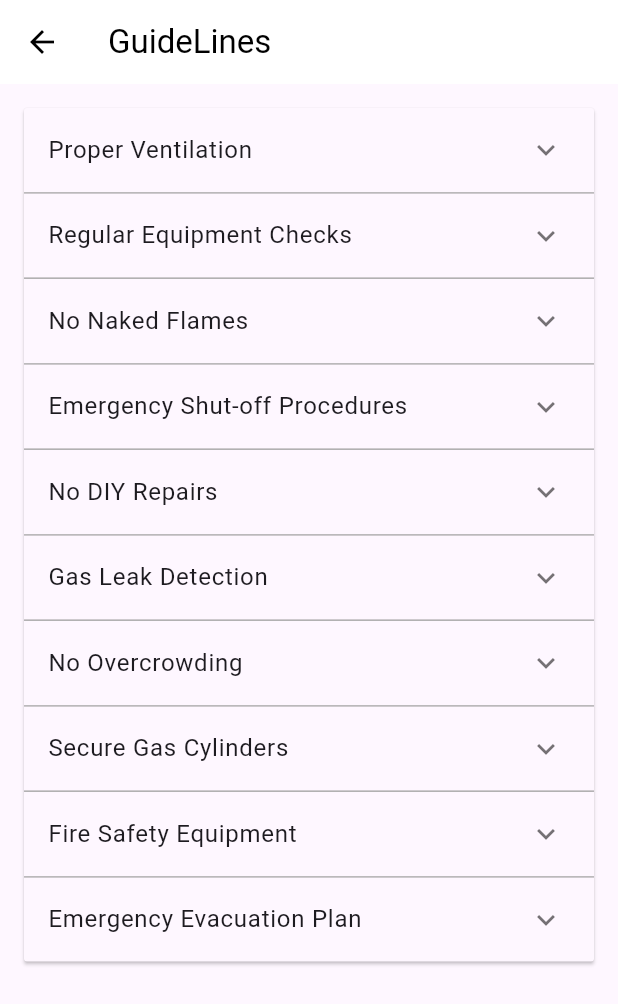
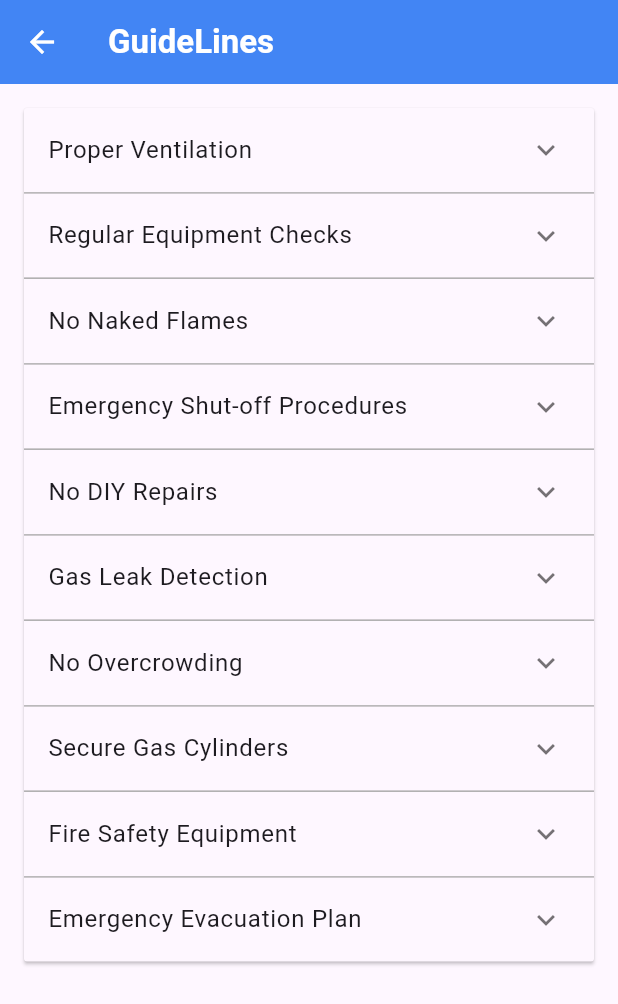
Before and after one commit to manojmarquez33/lpg_leakage_monitor, a Flutter app: the MyHomePage screen opened directly, after a tap on "Guidelines", on a phone screen of 412 x 824 dp. Shown: the top 1004 px of the screen. Run offline on Flutter 3.47's test engine with Material 3 defaults, Android fonts, the light colour scheme and no system bars; our stand-ins replace carousel_slider, flutter_local_notifications, fluttertoast, shared_preferences, shimmer, vibration and 1 more; missing offline and left inert: workmanager; accounts and stored records are empty; network calls fail.

Commit message:
Pre-release 1.5

```diff
--- a/lib/components/NavigationDrawer.dart
+++ b/lib/components/NavigationDrawer.dart
@@ -1,8 +1,8 @@
 import 'package:flutter/material.dart';
 import 'package:fluttertoast/fluttertoast.dart';
 import 'package:http/http.dart' as http;
-import 'package:lpg_gas_leakage/login.dart';
-import 'package:lpg_gas_leakage/profile.dart';
+import 'package:lpg_gas_leakage/NavBarMenus/profile.dart';
+import 'package:lpg_gas_leakage/pages/login.dart';
 import 'package:shared_preferences/shared_preferences.dart';
 import 'package:url_launcher/url_launcher.dart';
 
--- a/lib/main.dart
+++ b/lib/main.dart
@@ -1,10 +1,24 @@
 import 'package:carousel_slider/carousel_slider.dart';
 import 'package:flutter/material.dart';
-import 'package:lpg_gas_leakage/AccidentReport.dart';
-import 'package:lpg_gas_leakage/GasLevel.dart';
-import 'package:lpg_gas_leakage/Guidelines.dart';
-import 'package:lpg_gas_leakage/VideoHelp.dart';
 import 'package:lpg_gas_leakage/components/NavigationDrawer.dart';
+import 'package:lpg_gas_leakage/pages/AccidentReport.dart';
+import 'package:lpg_gas_leakage/pages/GasLevel.dart';
+import 'package:lpg_gas_leakage/pages/Guidelines.dart';
+import 'package:lpg_gas_leakage/pages/VideoHelp.dart';
+import 'package:lpg_gas_leakage/pages/login.dart';
+import 'package:shared_preferences/shared_preferences.dart';
+
+
+void main() async {
+  WidgetsFlutterBinding.ensureInitialized();
+  SharedPreferences prefs = await SharedPreferences.getInstance();
+  String? username = prefs.getString('username');
+
+  runApp(MaterialApp(
+    debugShowCheckedModeBanner: false,
+    home: username != null ? HomePage() : LoginScreen(),
+  ));
+}
 
 class HomePage extends StatelessWidget {
   const HomePage({Key? key}) : super(key: key);
@@ -45,10 +59,11 @@ class _MyHomePageState extends State<MyHomePage> {
       key: _scaffoldKey,
       appBar: AppBar(
         title: Text(
-          "LPG Leakage Detector",
-          style: TextStyle(color: Colors.black),
+          'LPG Leakage Monitor',
+          style: TextStyle(color: Colors.black,fontWeight: FontWeight.bold),
         ),
-        backgroundColor: Colors.white,
+        // backgroundColor:Color(0xFF4285F4),
+        backgroundColor:Colors.white,
         iconTheme: IconThemeData(color: Colors.black),
       ),
       drawer: SideNavigationDrawer(),
@@ -102,7 +117,7 @@ class _MyHomePageState extends State<MyHomePage> {
                   Navigator.push(
                     context,
                     MaterialPageRoute(
-                        builder: (context) => ThingSpeakDataPage()),
+                        builder: (context) => GasLevel()),
                   );
                 }),
                 _buildCard('assets/compliant.png', 'Guidelines', () {
@@ -128,21 +143,26 @@ class _MyHomePageState extends State<MyHomePage> {
           ],
         ),
       ),
-      bottomNavigationBar: BottomNavigationBar(
-        currentIndex: _selectedIndex,
-        onTap: _onItemTapped,
-        items: const <BottomNavigationBarItem>[
-          BottomNavigationBarItem(
-            icon: Icon(Icons.home),
-            backgroundColor: Color(0xFF070A52),
-            label: 'Home',
-          ),
-          BottomNavigationBarItem(
-            icon: Icon(Icons.person),
-            backgroundColor: Color(0xFF070A52),
-            label: 'About',
-          ),
-        ],
+      bottomNavigationBar: NavigationBarTheme(
+        data: NavigationBarThemeData(
+            indicatorColor: Color(0xFF94e5ff),
+            labelTextStyle: MaterialStateProperty.all(
+                TextStyle(fontSize: 14, fontWeight: FontWeight.w500))),
+        child: NavigationBar(
+          height: 75,
+          backgroundColor: Color(0xFFf1f5fb),
+          selectedIndex: _selectedIndex,
+          onDestinationSelected: (index) =>
+              setState(() => this._selectedIndex = index),
+          destinations: [
+            NavigationDestination(
+                icon: Icon(Icons.home), label: 'Home'),
+            NavigationDestination(
+                icon: Icon(Icons.call), label: 'Emergency'),
+            NavigationDestination(
+                icon: Icon(Icons.person), label: 'About'),
+          ],
+        ),
       ),
     );
   }
--- a/lib/Guidelines.dart
+++ b/lib/pages/Guidelines.dart
@@ -9,76 +9,76 @@ class GuideLines extends StatelessWidget {
         appBar: AppBar(
           title: Text(
             'GuideLines',
-            style: TextStyle(color: Colors.black),
+            style: TextStyle(color: Colors.white,fontWeight: FontWeight.bold),
           ),
-          backgroundColor: Colors.white,
+          backgroundColor:Color(0xFF4285F4),
           iconTheme: IconThemeData(color: Colors.black),
           leading: IconButton(
-            icon: Icon(Icons.arrow_back),
+            icon: Icon(Icons.arrow_back,color: Colors.white,),
             onPressed: () {
               Navigator.pop(context); // Go back to the previous page
             },
           ),
         ),
-        drawer: Drawer(
-          child: ListView(
-            padding: EdgeInsets.zero,
-            children: [
-              DrawerHeader(
-                decoration: BoxDecoration(color: Colors.white),
-                child: Column(
-                  crossAxisAlignment: CrossAxisAlignment.start,
-                  children: [
-                    Image.asset(
-                      'assets/lpg.png',
-                      height: 64,
-                      width: 64,
-                    ),
-                    SizedBox(height: 8),
-                    Text(
-                      'LPG leakage detector',
-                      style: TextStyle(
-                        color: Colors.black,
-                        fontSize: 24,
-                      ),
-                    ),
-                    Text(
-                      'CodeMub',
-                      style: TextStyle(
-                        color: Colors.black,
-                        fontSize: 15,
-                      ),
-                    ),
-                  ],
-                ),
-              ),
-              ListTile(
-                leading: Icon(Icons.share),
-                title: Text('Share app'),
-                onTap: () {
-                  // TODO: Implement share app functionality
-                  Navigator.pop(context);
-                },
-              ),
-              ListTile(
-                leading: Icon(Icons.star),
-                title: Text('Rate App'),
-                onTap: () {
-                  // TODO: Implement rate app functionality
-                  Navigator.pop(context);
-                },
-              ),
-              ListTile(
-                leading: Icon(Icons.bug_report),
-                title: Text('Report Bug'),
-                onTap: () {
-                  // TODO: Implement report bug functionality
-                  Navigator.pop(context);
-                },
-              ),
-            ],
-          ),
-        ),
+        // drawer: Drawer(
+        //   child: ListView(
+        //     padding: EdgeInsets.zero,
+        //     children: [
+        //       DrawerHeader(
+        //         decoration: BoxDecoration(color: Colors.white),
+        //         child: Column(
+        //           crossAxisAlignment: CrossAxisAlignment.start,
+        //           children: [
+        //             Image.asset(
+        //               'assets/lpg.png',
+        //               height: 64,
+        //               width: 64,
+        //             ),
+        //             SizedBox(height: 8),
+        //             Text(
+        //               'LPG leakage detector',
+        //               style: TextStyle(
+        //                 color: Colors.black,
+        //                 fontSize: 24,
+        //               ),
+        //             ),
+        //             Text(
+        //               'CodeMub',
+        //               style: TextStyle(
+        //                 color: Colors.black,
+        //                 fontSize: 15,
+        //               ),
+        //             ),
+        //           ],
+        //         ),
+        //       ),
+        //       ListTile(
+        //         leading: Icon(Icons.share),
+        //         title: Text('Share app'),
+        //         onTap: () {
+        //           // TODO: Implement share app functionality
+        //           Navigator.pop(context);
+        //         },
+        //       ),
+        //       ListTile(
+        //         leading: Icon(Icons.star),
+        //         title: Text('Rate App'),
+        //         onTap: () {
+        //           // TODO: Implement rate app functionality
+        //           Navigator.pop(context);
+        //         },
+        //       ),
+        //       ListTile(
+        //         leading: Icon(Icons.bug_report),
+        //         title: Text('Report Bug'),
+        //         onTap: () {
+        //           // TODO: Implement report bug functionality
+        //           Navigator.pop(context);
+        //         },
+        //       ),
+        //     ],
+        //   ),
+        // ),
         body: SafetyGuidelinesPage(),
       ),
     );
--- a/pubspec.yaml
+++ b/pubspec.yaml
@@ -45,6 +45,9 @@ dependencies:
   shimmer: ^3.0.0
   url_launcher: ^6.2.4
   cached_network_image: ^3.3.1
+  flutter_local_notifications: ^16.3.2
+  workmanager: ^0.5.2
+  vibration: ^1.8.4
  # carousel_pro: ^1.0.0
 
 dev_dependencies:
```
Also changed, not shown: lib/GasLevel.dart (deleted, +0 -133 lines), lib/NavBarMenus/profile.dart (renamed from lib/profile.dart, +9 -3 lines), lib/pages/AccidentReport.dart (renamed from lib/AccidentReport.dart, +35 -6 lines), lib/pages/GasLevel.dart (added, +296 -0 lines), lib/pages/VideoHelp.dart (renamed from lib/VideoHelp.dart, +12 -2 lines), lib/pages/login.dart (renamed from lib/login.dart, +3 -12 lines), assets/lpg_burst.png (added), pubspec.lock, 2 other files.
